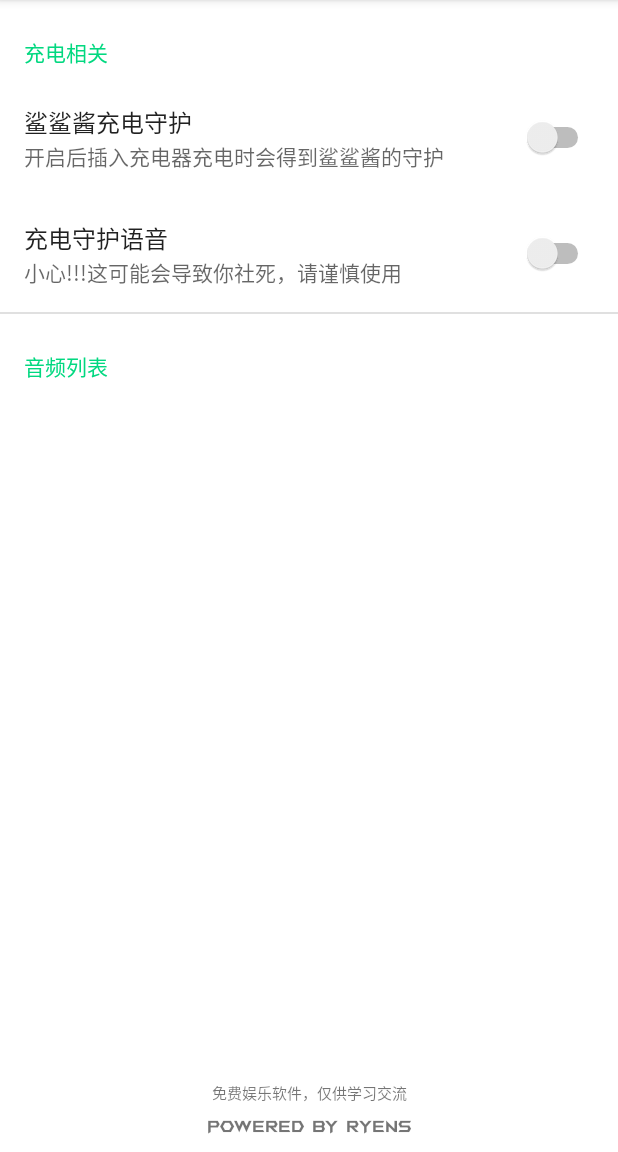
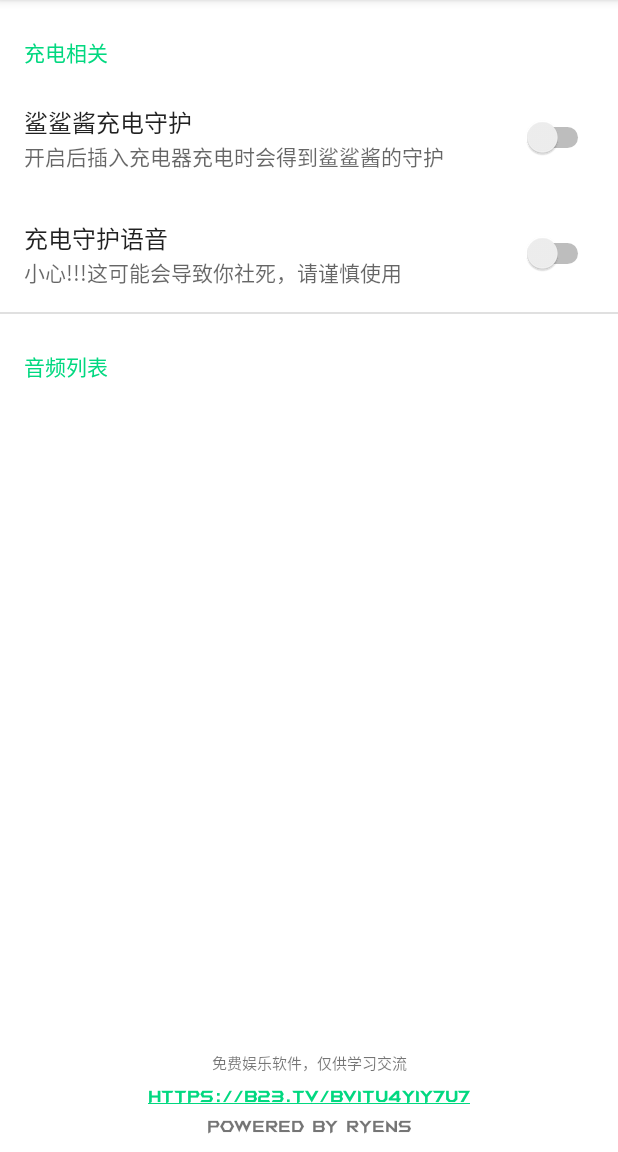
Before and after one commit to RyensX/ChargingWorkshop, an Android app: the screen it shows after launch (MainActivity), on a phone screen of 412 x 824 dp, the part 84-1236 px from its top. Run offline under Robolectric (Android 15) with nearby library versions, the phone set to English and light mode, and no system bars; our stand-ins replace androidx.preference.

Commit message:
[优化]添加链接说明

```diff
--- a/app/src/main/res/layout/activity_main.xml
+++ b/app/src/main/res/layout/activity_main.xml
@@ -23,7 +23,8 @@
         android:layout_height="wrap_content"
         android:layout_marginBottom="12dp"
         android:gravity="center"
-        android:text="免费娱乐软件，仅供学习交流\n\nPowered by Ryens"
+        android:autoLink="all"
+        android:text="免费娱乐软件，仅供学习交流\n\nhttps://b23.tv/BV1TU4y1Y7u7\n\nPowered by Ryens"
         android:textSize="10sp"
         app:layout_constraintBottom_toBottomOf="parent"
         app:layout_constraintLeft_toLeftOf="parent"
```
